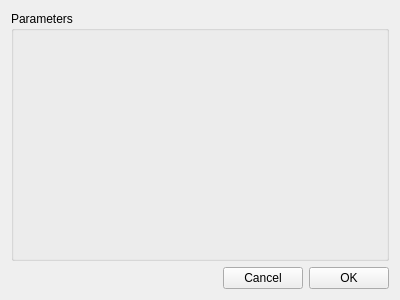
First picture: the form in src/toolsui/SAKResponserToolUiEditor.ui, repository x-tools-author/x-tools, before the edit.
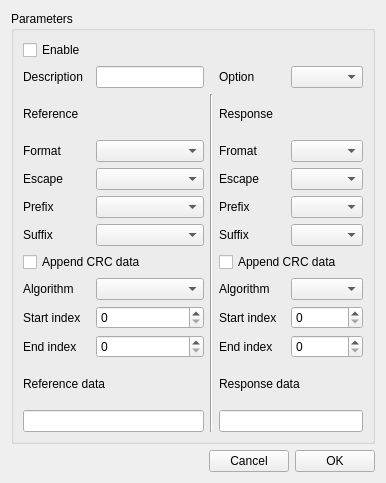
Second picture: the form after the edit. Custom widgets are drawn as their Qt base class.

```diff
--- a/src/toolsui/SAKResponserToolUiEditor.ui
+++ b/src/toolsui/SAKResponserToolUiEditor.ui
@@ -6,10 +6,16 @@
    <rect>
     <x>0</x>
     <y>0</y>
-    <width>400</width>
-    <height>300</height>
+    <width>386</width>
+    <height>483</height>
    </rect>
   </property>
+  <property name="sizePolicy">
+   <sizepolicy hsizetype="Preferred" vsizetype="Preferred">
+    <horstretch>0</horstretch>
+    <verstretch>0</verstretch>
+   </sizepolicy>
+  </property>
   <property name="windowTitle">
    <string notr="true">Form</string>
   </property>
@@ -46,10 +52,284 @@
      <property name="title">
       <string>Parameters</string>
      </property>
+     <layout class="QGridLayout" name="gridLayout_2">
+      <item row="1" column="4">
+       <widget class="SAKResponseOptionComboBox" name="comboBoxOption"/>
+      </item>
+      <item row="10" column="4">
+       <widget class="QSpinBox" name="spinBoxResEnd">
+        <property name="maximum">
+         <number>1024</number>
+        </property>
+       </widget>
+      </item>
+      <item row="4" column="1">
+       <widget class="SAKEscapeCharacterComboBox" name="comboBoxRefEscape"/>
+      </item>
+      <item row="10" column="3">
+       <widget class="QLabel" name="label_18">
+        <property name="text">
+         <string>End index</string>
+        </property>
+       </widget>
+      </item>
+      <item row="12" column="0" colspan="2">
+       <widget class="QLineEdit" name="lineEditRefData"/>
+      </item>
+      <item row="11" column="0" colspan="2">
+       <widget class="QLabel" name="label_19">
+        <property name="text">
+         <string>Reference data</string>
+        </property>
+       </widget>
+      </item>
+      <item row="6" column="4">
+       <widget class="SAKAffixesComboBox" name="comboBoxResSuffix"/>
+      </item>
+      <item row="9" column="1">
+       <widget class="QSpinBox" name="spinBoxRefStart">
+        <property name="maximum">
+         <number>1024</number>
+        </property>
+       </widget>
+      </item>
+      <item row="5" column="0">
+       <widget class="QLabel" name="label_9">
+        <property name="text">
+         <string>Prefix</string>
+        </property>
+       </widget>
+      </item>
+      <item row="0" column="0">
+       <widget class="QCheckBox" name="checkBoxEnable">
+        <property name="text">
+         <string>Enable</string>
+        </property>
+       </widget>
+      </item>
+      <item row="6" column="3">
+       <widget class="QLabel" name="label_12">
+        <property name="text">
+         <string>Suffix</string>
+        </property>
+       </widget>
+      </item>
+      <item row="9" column="3">
+       <widget class="QLabel" name="label_17">
+        <property name="text">
+         <string>Start index</string>
+        </property>
+       </widget>
+      </item>
+      <item row="5" column="1">
+       <widget class="SAKAffixesComboBox" name="comboBoxRefPrefix"/>
+      </item>
+      <item row="2" column="0" colspan="2">
+       <widget class="QLabel" name="label_3">
+        <property name="text">
+         <string>Reference</string>
+        </property>
+       </widget>
+      </item>
+      <item row="3" column="1">
+       <widget class="SAKTextFormatComboBox" name="comboBoxRefFormat"/>
+      </item>
+      <item row="4" column="0">
+       <widget class="QLabel" name="label_7">
+        <property name="text">
+         <string>Escape</string>
+        </property>
+       </widget>
+      </item>
+      <item row="8" column="3">
+       <widget class="QLabel" name="label_14">
+        <property name="text">
+         <string>Algorithm</string>
+        </property>
+       </widget>
+      </item>
+      <item row="11" column="3" colspan="2">
+       <widget class="QLabel" name="label_20">
+        <property name="text">
+         <string>Response data</string>
+        </property>
+       </widget>
+      </item>
+      <item row="8" column="4">
+       <widget class="SAKCrcAlgorithmComboBox" name="comboBoxResAlgorithm"/>
+      </item>
+      <item row="3" column="4">
+       <widget class="SAKTextFormatComboBox" name="comboBoxResFormat"/>
+      </item>
+      <item row="3" column="0">
+       <widget class="QLabel" name="label_5">
+        <property name="text">
+         <string>Format</string>
+        </property>
+       </widget>
+      </item>
+      <item row="7" column="0" colspan="2">
+       <widget class="QCheckBox" name="checkBoxRefCrcEnable">
+        <property name="text">
+         <string>Append CRC data</string>
+        </property>
+       </widget>
+      </item>
+      <item row="8" column="1">
+       <widget class="SAKCrcAlgorithmComboBox" name="comboBoxRefAlgorithm"/>
+      </item>
+      <item row="5" column="4">
+       <widget class="SAKAffixesComboBox" name="comboBoxResPrefix"/>
+      </item>
+      <item row="4" column="4">
+       <widget class="SAKEscapeCharacterComboBox" name="comboBoxResEscape"/>
+      </item>
+      <item row="5" column="3">
+       <widget class="QLabel" name="label_11">
+        <property name="text">
+         <string>Prefix</string>
+        </property>
+       </widget>
+      </item>
+      <item row="1" column="1">
+       <widget class="QLineEdit" name="lineEditDescription">
+        <property name="sizePolicy">
+         <sizepolicy hsizetype="Preferred" vsizetype="Fixed">
+          <horstretch>0</horstretch>
+          <verstretch>0</verstretch>
+         </sizepolicy>
+        </property>
+       </widget>
+      </item>
+      <item row="3" column="3">
+       <widget class="QLabel" name="label_6">
+        <property name="text">
+         <string>Fromat</string>
+        </property>
+       </widget>
+      </item>
+      <item row="7" column="3" colspan="2">
+       <widget class="QCheckBox" name="checkBoxResCrcEnable">
+        <property name="text">
+         <string>Append CRC data</string>
+        </property>
+       </widget>
+      </item>
+      <item row="9" column="4">
+       <widget class="QSpinBox" name="spinBoxResStart">
+        <property name="maximum">
+         <number>1024</number>
+        </property>
+       </widget>
+      </item>
+      <item row="8" column="0">
+       <widget class="QLabel" name="label_13">
+        <property name="text">
+         <string>Algorithm</string>
+        </property>
+       </widget>
+      </item>
+      <item row="10" column="1">
+       <widget class="QSpinBox" name="spinBoxRefEnd">
+        <property name="maximum">
+         <number>1024</number>
+        </property>
+       </widget>
+      </item>
+      <item row="1" column="0">
+       <widget class="QLabel" name="label">
+        <property name="text">
+         <string>Description</string>
+        </property>
+       </widget>
+      </item>
+      <item row="6" column="1">
+       <widget class="SAKAffixesComboBox" name="comboBoxRefSuffix"/>
+      </item>
+      <item row="9" column="0">
+       <widget class="QLabel" name="label_15">
+        <property name="text">
+         <string>Start index</string>
+        </property>
+       </widget>
+      </item>
+      <item row="2" column="3" colspan="2">
+       <widget class="QLabel" name="label_4">
+        <property name="text">
+         <string>Response</string>
+        </property>
+       </widget>
+      </item>
+      <item row="6" column="0">
+       <widget class="QLabel" name="label_10">
+        <property name="text">
+         <string>Suffix</string>
+        </property>
+       </widget>
+      </item>
+      <item row="10" column="0">
+       <widget class="QLabel" name="label_16">
+        <property name="text">
+         <string>End index</string>
+        </property>
+       </widget>
+      </item>
+      <item row="12" column="3" colspan="2">
+       <widget class="QLineEdit" name="lineEditResData"/>
+      </item>
+      <item row="1" column="3">
+       <widget class="QLabel" name="label_2">
+        <property name="text">
+         <string>Option</string>
+        </property>
+       </widget>
+      </item>
+      <item row="4" column="3">
+       <widget class="QLabel" name="label_8">
+        <property name="text">
+         <string>Escape</string>
+        </property>
+       </widget>
+      </item>
+      <item row="2" column="2" rowspan="11">
+       <widget class="Line" name="line">
+        <property name="orientation">
+         <enum>Qt::Vertical</enum>
+        </property>
+       </widget>
+      </item>
+     </layout>
     </widget>
    </item>
   </layout>
  </widget>
+ <customwidgets>
+  <customwidget>
+   <class>SAKTextFormatComboBox</class>
+   <extends>QComboBox</extends>
+   <header location="global">SAKTextFormatComboBox.hh</header>
+  </customwidget>
+  <customwidget>
+   <class>SAKEscapeCharacterComboBox</class>
+   <extends>QComboBox</extends>
+   <header location="global">SAKEscapeCharacterComboBox.hh</header>
+  </customwidget>
+  <customwidget>
+   <class>SAKAffixesComboBox</class>
+   <extends>QComboBox</extends>
+   <header location="global">SAKAffixesComboBox.hh</header>
+  </customwidget>
+  <customwidget>
+   <class>SAKCrcAlgorithmComboBox</class>
+   <extends>QComboBox</extends>
+   <header location="global">SAKCrcAlgorithmComboBox.hh</header>
+  </customwidget>
+  <customwidget>
+   <class>SAKResponseOptionComboBox</class>
+   <extends>QComboBox</extends>
+   <header location="global">SAKResponseOptionComboBox.hh</header>
+  </customwidget>
+ </customwidgets>
  <resources/>
  <connections/>
 </ui>
```
Left out of the diff: 14 changed lines with no effect on the pictures.
